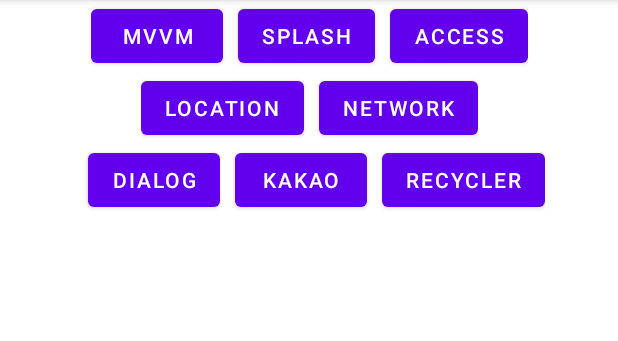
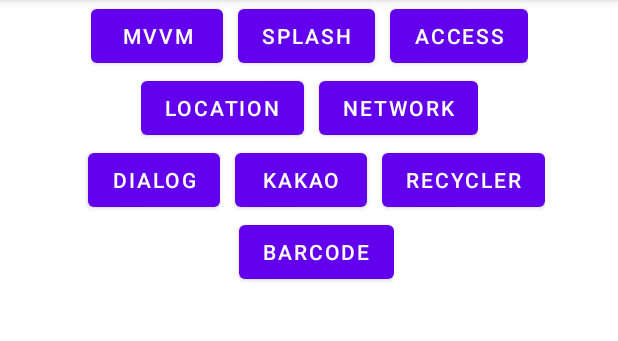
Before and after one commit to pioneer-d/andorid_function, an Android app: the screen it shows after launch (MainActivity), on a phone screen of 412 x 824 dp, the part 84-425 px from its top. Run offline under Robolectric (Android 15) with nearby library versions, the phone set to English and light mode, and no system bars; libraries missing offline, so code that uses them is left out: com.kakao.sdk; 1 statement that could not run was skipped.

Commit message:
8_Make Barcode Scanner
Use Zxing library.
we need to customizing for Labcode

```diff
--- a/app/build.gradle
+++ b/app/build.gradle
@@ -65,4 +65,9 @@ dependencies {
     implementation 'com.squareup.retrofit2:retrofit:2.9.0'      //Retrofit - default (retrofit 라이브러리)
     implementation 'com.squareup.retrofit2:converter-gson:2.9.0' //Retrofit - gson (json 형식으로 받아올 데이터 객체로 변환)
 
+    implementation('com.journeyapps:zxing-android-embedded:3.6.0') { transitive = false }
+    implementation 'com.google.zxing:core:3.3.0'
+
+
+
 }
--- a/app/src/main/java/com/android/function/MainActivity.kt
+++ b/app/src/main/java/com/android/function/MainActivity.kt
@@ -8,6 +8,7 @@ import android.util.Log
 import android.view.View
 import android.widget.Button
 import com.android.function.accessRight.AccessRightActivity
+import com.android.function.barcode.MainActivity3
 import com.android.function.dialog_cardView.Dialog_CardView
 import com.android.function.getLocation.LocationActivity
 import com.android.function.kakao.KakaoAuth
@@ -28,6 +29,7 @@ class MainActivity : AppCompatActivity(), View.OnClickListener {
     var go_dialog:Button? = null
     var go_kakao:Button? = null
     var go_Recycler:Button? = null
+    var go_barcode:Button? = null
 
     override fun onCreate(savedInstanceState: Bundle?) {
         super.onCreate(savedInstanceState)
@@ -57,6 +59,9 @@ class MainActivity : AppCompatActivity(), View.OnClickListener {
 
         go_Recycler = findViewById(R.id.go_Recycler)
         go_Recycler!!.setOnClickListener(this)
+
+        go_barcode = findViewById(R.id.go_barcode)
+        go_barcode!!.setOnClickListener(this)
 
 
 
@@ -91,6 +96,9 @@ class MainActivity : AppCompatActivity(), View.OnClickListener {
                 R.id.go_Recycler -> {   // RecyclerView 구현
                     goActivity(MainActivity())
                 }
+                R.id.go_barcode -> {
+                    goActivity(MainActivity3())
+                }
 
             }
         }
--- a/app/src/main/java/com/android/function/recyclerview_api/MainActivity.kt
+++ b/app/src/main/java/com/android/function/recyclerview_api/MainActivity.kt
@@ -61,7 +61,7 @@ class MainActivity : AppCompatActivity() {
                 if (response.isSuccessful){
                     var data: Get? = response.body()
                     Log.d("API Test, Size : ",data!!.getData().size.toString())
-                    for (i in 0..data!!.getData().size.toString()-1){
+                    for (i in 0..data.getData().size-1){
                         Log.e("@@@@",i.toString())
 
                         image = data.getData().get(i).getProject().getBannerImage().toString()
--- a/app/src/main/res/layout/activity_main.xml
+++ b/app/src/main/res/layout/activity_main.xml
@@ -90,5 +90,22 @@
 
     </LinearLayout>
 
+    <LinearLayout
+        android:id="@+id/four_linear"
+        android:layout_width="wrap_content"
+        android:layout_height="wrap_content"
+        app:layout_constraintTop_toBottomOf="@+id/third_linear"
+        app:layout_constraintRight_toRightOf="parent"
+        app:layout_constraintLeft_toLeftOf="parent">
+
+        <Button
+            android:id="@+id/go_barcode"
+            android:layout_width="wrap_content"
+            android:layout_height="wrap_content"
+            android:layout_marginLeft="10dp"
+            android:text="Barcode" />
+
+    </LinearLayout>
+
 
     </androidx.constraintlayout.widget.ConstraintLayout>
--- /dev/null
+++ b/app/src/main/res/layout/activity_main3.xml
@@ -0,0 +1,6 @@
+<?xml version="1.0" encoding="utf-8"?>
+<androidx.constraintlayout.widget.ConstraintLayout xmlns:android="http://schemas.android.com/apk/res/android"
+    android:layout_width="match_parent"
+    android:layout_height="match_parent">
+
+</androidx.constraintlayout.widget.ConstraintLayout>
```
Also changed, not shown: app/src/main/AndroidManifest.xml (+7 -5 lines), app/src/main/java/com/android/function/barcode/MainActivity3.java (added, +41 -0 lines).
